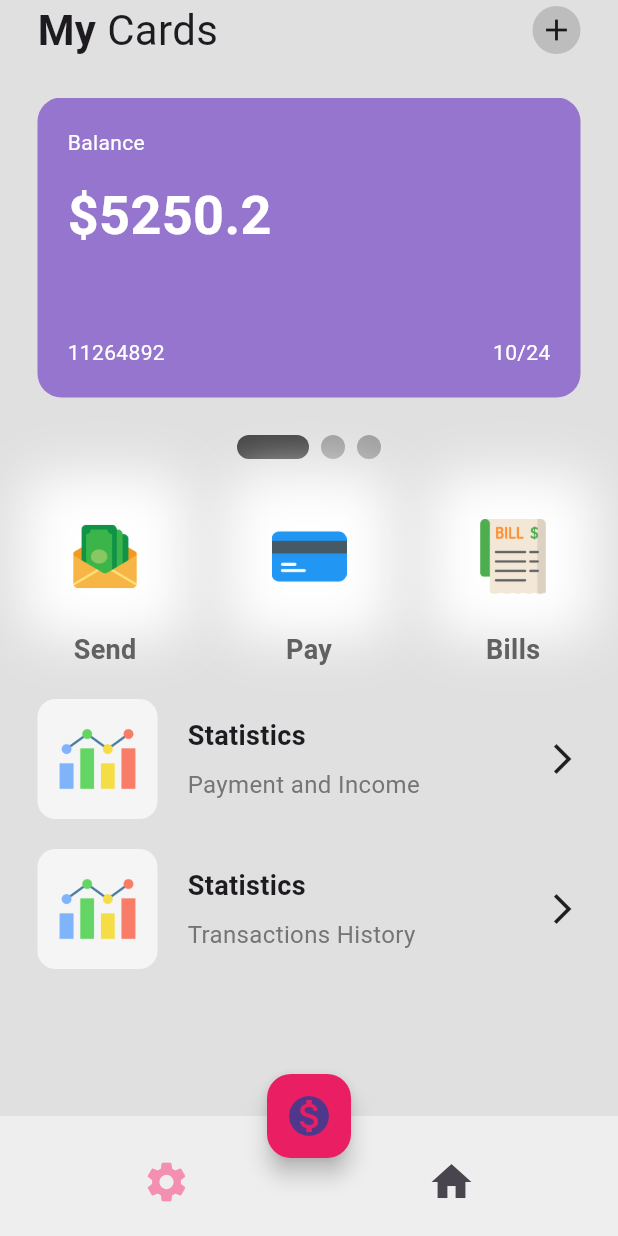
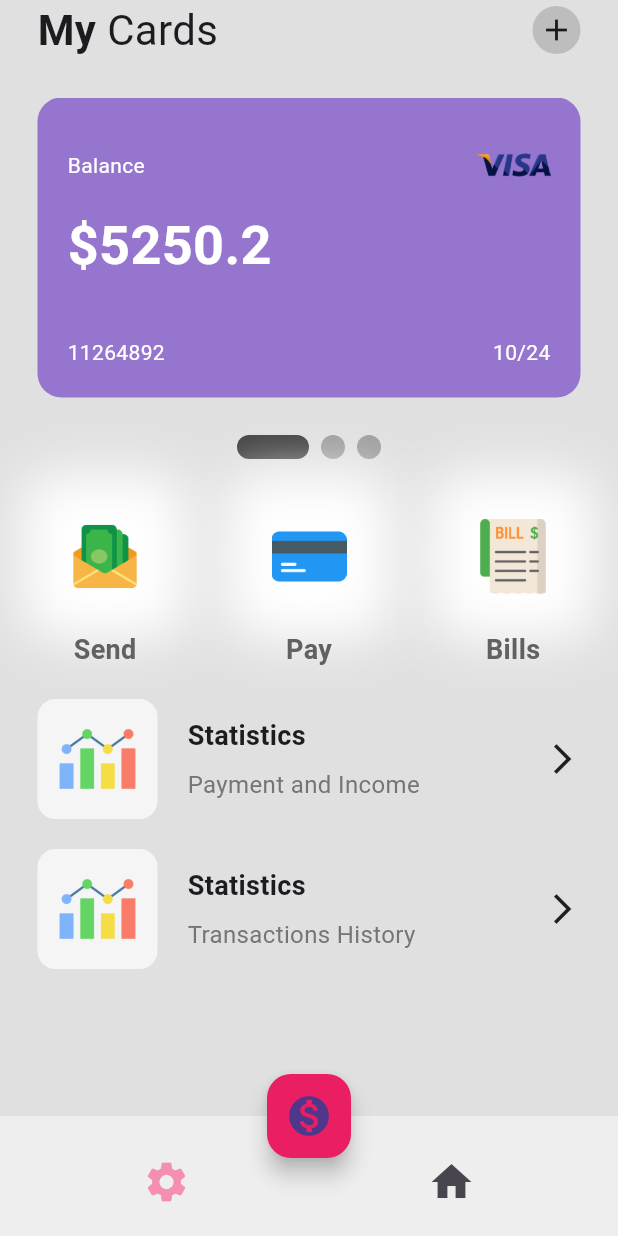
Before and after one commit to OrewaKimi/Flutter-Wallet-App-UI, a Flutter app: the screen it shows after launch, on a phone screen of 412 x 824 dp. Run offline on Flutter 3.47's test engine with Material 3 defaults, Android fonts, the phone set to English and light mode, and no system bars; drawn by our look-alikes of smooth_page_indicator.

Commit message:
update height

```diff
--- a/lib/util/my_card.dart
+++ b/lib/util/my_card.dart
@@ -14,8 +14,7 @@ class MyCard extends StatelessWidget {
     required this.expiryMonth,
     required this.expiryYear,
     required this.color,
-
-    }) : super(key: key);
+  }) : super(key: key);
 
   @override
   Widget build(BuildContext context) {
@@ -32,12 +31,19 @@ class MyCard extends StatelessWidget {
           crossAxisAlignment: CrossAxisAlignment.start,
           mainAxisAlignment: MainAxisAlignment.spaceBetween,
           children: [
-            Text(
-              'Balance', style: TextStyle(color: Colors.white  )),
+            Row(
+              mainAxisAlignment: MainAxisAlignment.spaceBetween,
+              children: [
+                Text('Balance', style: TextStyle(color: Colors.white)),
+                Image.asset('lib/icons/visa.png', height: 50),
+              ],
+            ),
             Text(
               '\$' + balance.toString(),
-              style: TextStyle(color: Colors.white, fontSize: 36,
-              fontWeight: FontWeight.bold,
+              style: TextStyle(
+                color: Colors.white,
+                fontSize: 36,
+                fontWeight: FontWeight.bold,
               ),
             ),
             SizedBox(height: 30),
@@ -47,11 +53,13 @@ class MyCard extends StatelessWidget {
                 // card number
                 Text(
                   cardNumber.toString(),
-                  style: TextStyle(color: Colors.white)),
+                  style: TextStyle(color: Colors.white),
+                ),
                 // card expiration date
                 Text(
                   expiryMonth.toString() + '/' + expiryYear.toString(),
-                  style: TextStyle(color: Colors.white)),
+                  style: TextStyle(color: Colors.white),
+                ),
               ],
             ),
           ],
```
